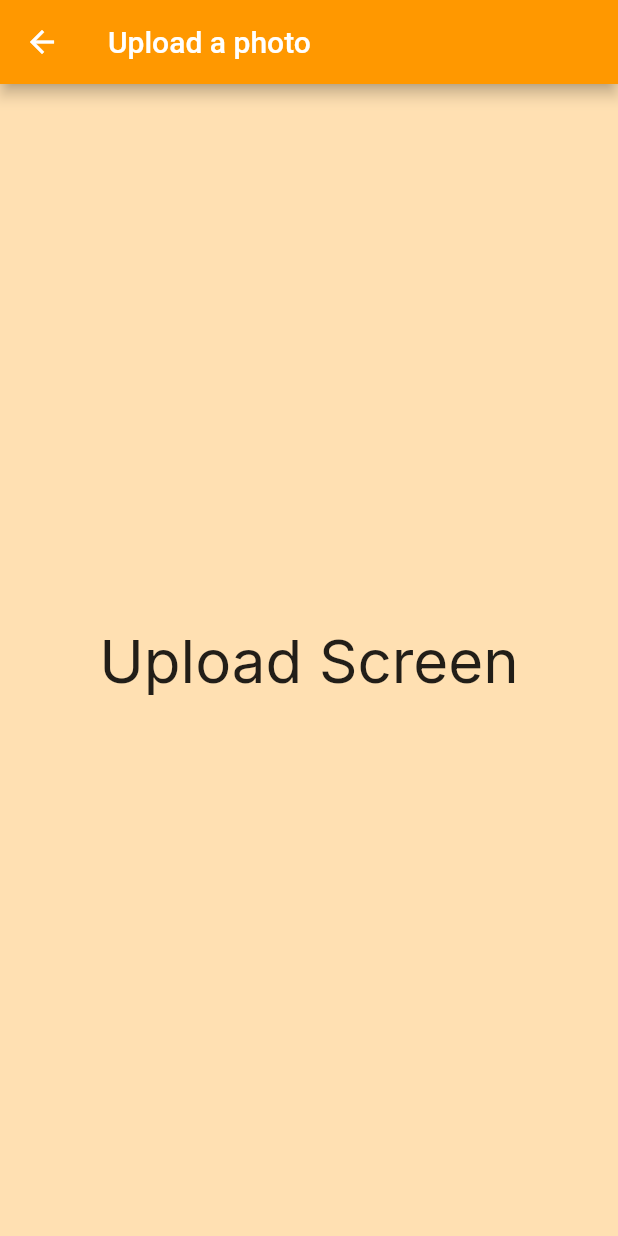
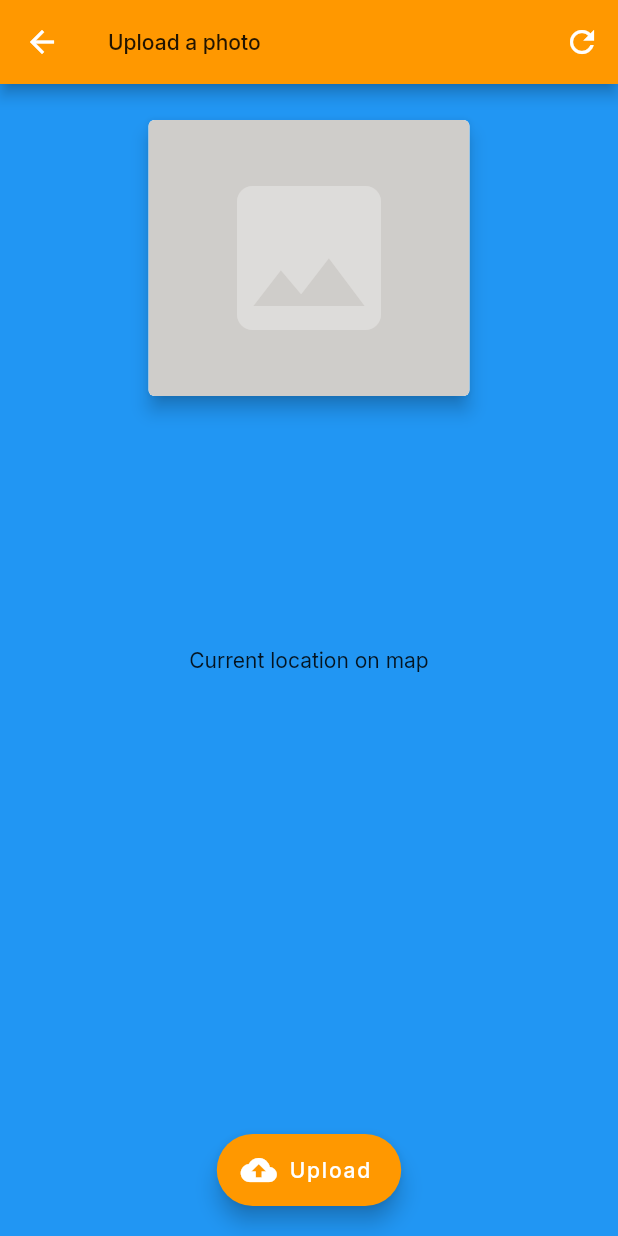
Before and after one commit to openclimatefix/bigsolarhunt, a Flutter app: the screen it shows after launch, after a tap on the "add a photo" icon, on a phone screen of 412 x 824 dp. Run offline on Flutter 3.47's test engine with Material 2 defaults, Android fonts, the light colour scheme and no system bars; our stand-ins replace google_fonts, image_picker; missing offline and left inert: image_fade.

Commit message:
Implement camera and layout in upload screen

```diff
--- a/lib/Screens/UploadScreen/upload_screen.dart
+++ b/lib/Screens/UploadScreen/upload_screen.dart
@@ -1,4 +1,7 @@
 import 'package:flutter/material.dart';
+import 'dart:io';
+import 'package:image_picker/image_picker.dart';
+import 'package:image_fade/image_fade.dart';
 
 class UploadScreen extends StatefulWidget {
   const UploadScreen({
@@ -10,20 +13,112 @@ class UploadScreen extends StatefulWidget {
 }
 
 class _UploadScreenState extends State<UploadScreen> {
+  File _image;
+  final picker = ImagePicker();
+
+  Future _getImage() async {
+    final pickedFile = await picker.getImage(source: ImageSource.camera);
+
+    setState(() {
+      _image = File(pickedFile.path);
+      print(_image);
+    });
+  }
+
+  void _regetImage() {
+    _image.delete();
+    setState(() {
+      _image = null;
+    });
+    _getImage();
+  }
+
+  @override
+  void initState() {
+    _getImage().then((value) {
+      print('Got async image');
+    });
+    super.initState();
+  }
+
   @override
   Widget build(BuildContext context) {
     return Scaffold(
       appBar: AppBar(
-        title: Text('Upload a photo'),
+        title: Text('Upload a photo',
+            style: Theme.of(context).textTheme.bodyText1),
+        actions: <Widget>[
+          IconButton(
+              icon: const Icon(Icons.refresh), onPressed: () => _regetImage())
+        ],
         backgroundColor: Colors.orange,
       ),
       backgroundColor: Colors.orange[100],
       body: Container(
-        padding: const EdgeInsets.all(32.0),
-        alignment: Alignment.center,
-        child: Center(
-            child: Text('Upload Screen', style: TextStyle(fontSize: 40))),
-      ),
+          child: Stack(children: <Widget>[
+        Container(
+            // TODO: Map goes here
+            color: Colors.blue,
+            child: Center(child: Text('Current location on map'))),
+        Container(
+            padding: EdgeInsets.all(20),
+            alignment: Alignment.topCenter,
+            child: ImageCard(image: _image)),
+        Container(
+            padding: EdgeInsets.all(20),
+            alignment: Alignment.bottomCenter,
+            child: FloatingActionButton.extended(
+              backgroundColor: Colors.orange,
+              label: Text('Upload'),
+              icon: Icon(Icons.cloud_upload),
+              // TODO: Implement mappiliary API call
+              onPressed: () => {print('Began upload to mapilliary API')},
+            ))
+      ])),
     );
   }
 }
+
+class ImagePlaceholder extends StatelessWidget {
+  const ImagePlaceholder({
+    Key key,
+  }) : super(key: key);
+
+  @override
+  Widget build(BuildContext context) {
+    return Container(
+      color: Color(0xFFCFCDCA),
+      child: Center(
+          child: Icon(
+        Icons.photo,
+        color: Colors.white30,
+        size: 128.0,
+      )),
+    );
+  }
+}
+
+class ImageCard extends StatelessWidget {
+  final File image;
+  const ImageCard({
+    Key key,
+    @required this.image,
+  }) : super(key: key);
+
+  @override
+  Widget build(BuildContext context) {
+    return Card(
+        elevation: 5,
+        clipBehavior: Clip.antiAlias,
+        child: SizedBox(
+          height: 184,
+          width: 214,
+          child: image == null
+              ? ImagePlaceholder()
+              : ImageFade(
+                  image: FileImage(image),
+                  fit: BoxFit.fitWidth,
+                  placeholder: ImagePlaceholder()),
+        ));
+  }
+}
--- a/pubspec.yaml
+++ b/pubspec.yaml
@@ -24,6 +24,8 @@ dependencies:
   flutter:
     sdk: flutter
   google_fonts: ^1.1.0
+  image_picker: ^0.6.3
+  image_fade: ^0.2.1
 
 
   # The following adds the Cupertino Icons font to your application.
```
Also changed, not shown: pubspec.lock.
